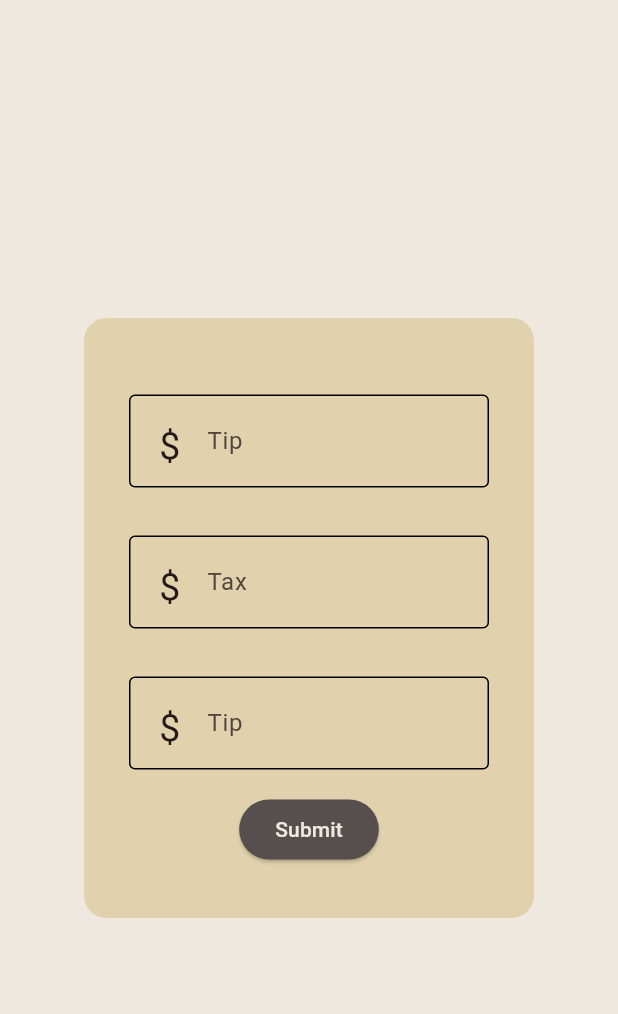
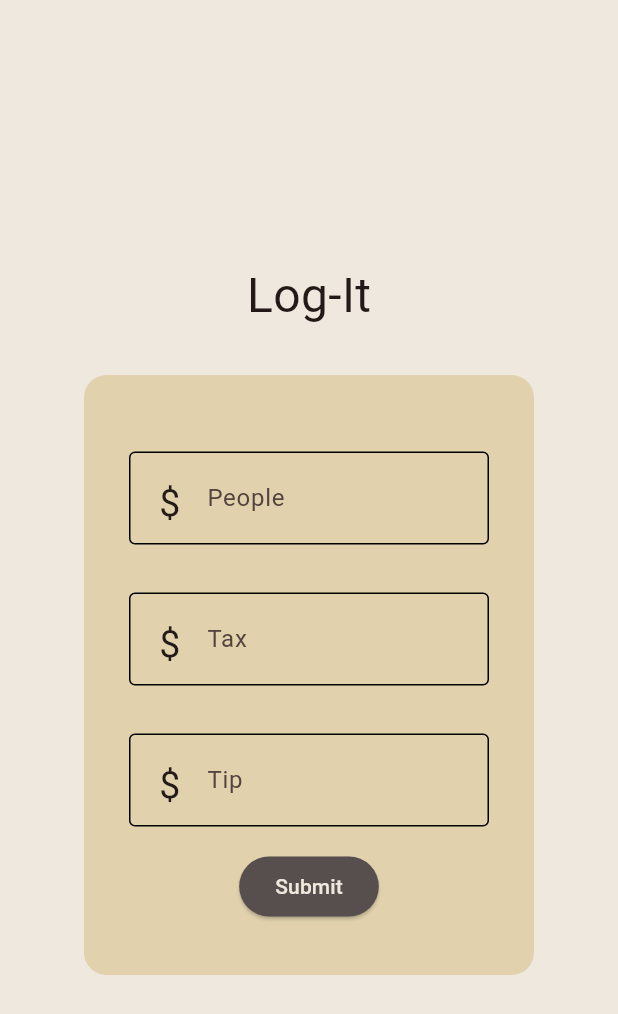
Before and after one commit to CNsquared/ABGapp, a Flutter app: the screen it shows after launch, on a phone screen of 412 x 824 dp. Shown: the top 1014 px of the screen. Run offline on Flutter 3.47's test engine with Material 2 defaults, Android fonts, the light colour scheme and no system bars.

Commit message:
added app name on homepage

```diff
--- a/lib/homeScreen.dart
+++ b/lib/homeScreen.dart
@@ -22,7 +22,16 @@ class HomeScreen extends StatelessWidget {
       body: Container(
         alignment: Alignment.center,
         color: const Color.fromARGB(255, 238, 232, 222),
-          child: Container(
+          child: Column(
+            mainAxisAlignment: MainAxisAlignment.center,
+            children:<Widget>[
+              Text(
+                "Log-It",
+                style: TextStyle(fontSize: 32,
+                ),
+              ),
+              SizedBox(height: 30),
+              Container(
             decoration: BoxDecoration(
               borderRadius: BorderRadius.circular(15),
               color: const Color.fromARGB(255, 225, 210, 173),
@@ -33,13 +42,15 @@ class HomeScreen extends StatelessWidget {
             child: Column(
           mainAxisAlignment: MainAxisAlignment.center,
           children: <Widget>[
-            homeScreenFactory.createTextInput("Tip", formState.tipController),
+            homeScreenFactory.createTextInput("People", formState.tipController),
             homeScreenFactory.createTextInput("Tax", formState.taxController),
             homeScreenFactory.createTextInput("Tip", formState.displayController),
             homeScreenFactory.createSubmit(context, formState.saveData),
             ],
           ),
-          ),
+          ),],
+            ),
+
         ),
       );
 
```
Also changed, not shown: lib/homeScreenFactory.dart (+4 -7 lines), lib/main.dart (+2 -8 lines).
